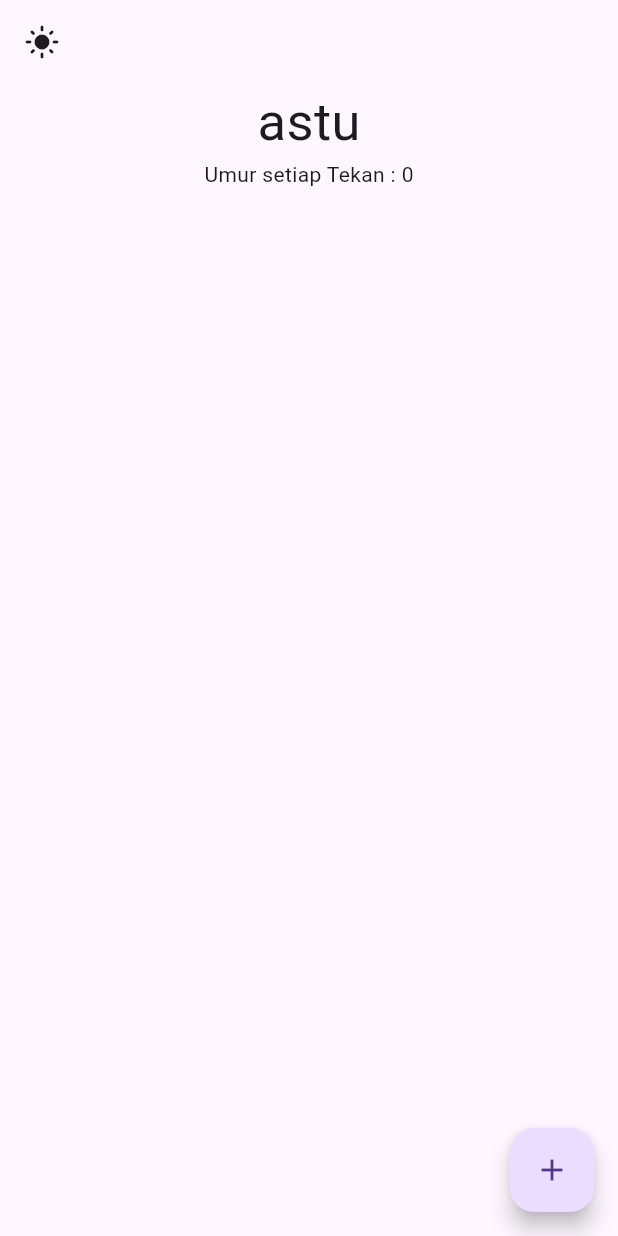
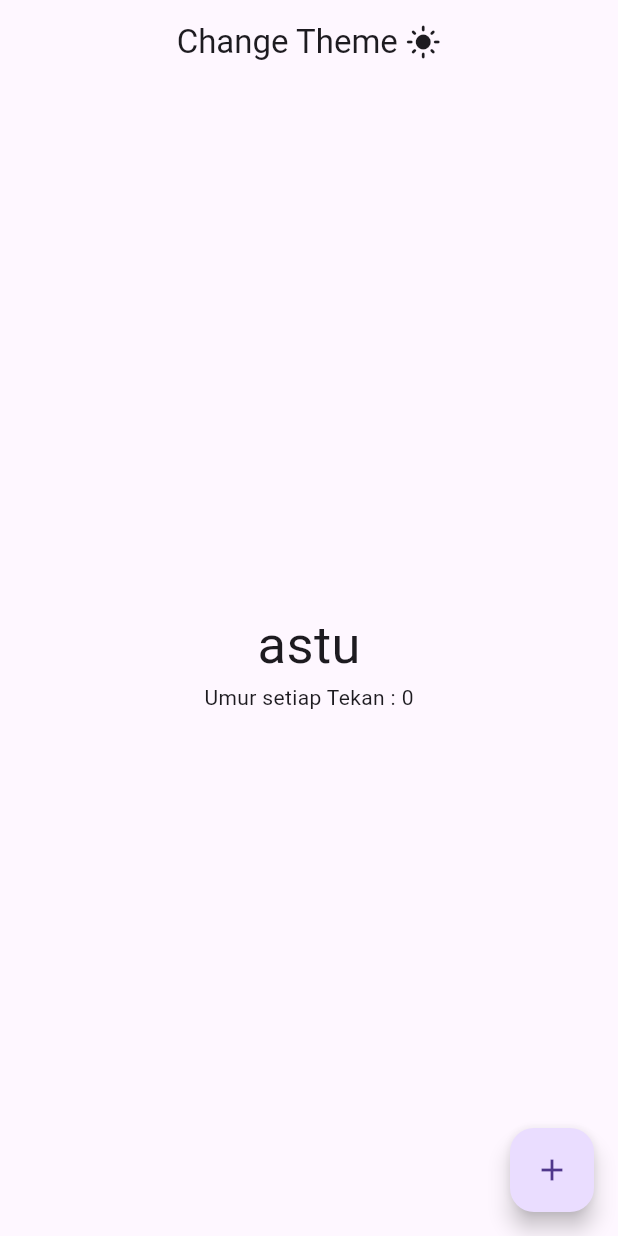
Before and after one commit to gedeastu/GetX_Flutter, a Flutter app: the screen it shows after launch, on a phone screen of 412 x 824 dp. Run offline on Flutter 3.47's test engine with Material 3 defaults, Android fonts, the phone set to English and light mode, and no system bars; our stand-ins replace get.

Commit message:
add a little style

```diff
--- a/state_manager/lib/pages/Home.dart
+++ b/state_manager/lib/pages/Home.dart
@@ -10,12 +10,17 @@ class Home extends StatelessWidget {
   Widget build(BuildContext context) {
     return Scaffold(
       appBar: AppBar(
+        centerTitle: true,
         title: GestureDetector(
           onTap: () {
             controllerHome.changeTheme();
           },
           child: Row(
+            crossAxisAlignment: CrossAxisAlignment.center,
+            mainAxisAlignment: MainAxisAlignment.center,
             children: [
+              Text("Change Theme"),
+              SizedBox(width: 5,),
               Icon(controllerHome.model.isDark.value ? Icons.dark_mode : Icons.light_mode)
             ],
           ),
@@ -23,8 +28,10 @@ class Home extends StatelessWidget {
       ),
       body: Container(
         height: double.infinity,
-        child: Center(
-          heightFactor: double.infinity,
+        child: Column(
+          mainAxisAlignment: MainAxisAlignment.center,
+          children: [
+            Center(
               child: Obx(() => Column(
                 children: [
                   Text(
@@ -34,6 +41,8 @@ class Home extends StatelessWidget {
                 ]
               ),
               )
+            ),
+          ],
         ),
       ),
       floatingActionButton: FloatingActionButton(
```
Lines whose indentation alone changed are shown as unchanged.
